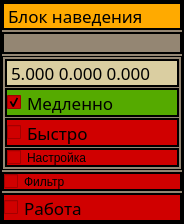
orizonti/AstraTraineeProject, file TraineeProjectSource/ui_files/aimingblockwindow.ui: the form before one commit.
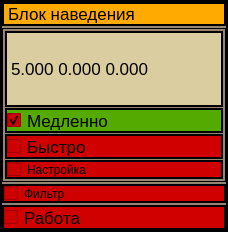
The form after the commit. Icons and pictures are not drawn.

```diff
--- a/TraineeProjectSource/ui_files/aimingblockwindow.ui
+++ b/TraineeProjectSource/ui_files/aimingblockwindow.ui
@@ -6,26 +6,26 @@
    <rect>
     <x>0</x>
     <y>0</y>
-    <width>184</width>
-    <height>224</height>
+    <width>228</width>
+    <height>232</height>
    </rect>
   </property>
+  <property name="sizePolicy">
+   <sizepolicy hsizetype="Minimum" vsizetype="Minimum">
+    <horstretch>0</horstretch>
+    <verstretch>0</verstretch>
+   </sizepolicy>
+  </property>
   <property name="windowTitle">
    <string>AimingBlockWindow</string>
   </property>
   <property name="styleSheet">
-   <string notr="true">QWidget
-{
-border: 2px solid line black;
-	background-color: rgb(148, 134, 115);
-	font: 13pt &quot;Sans Serif&quot;;
-}
-QLineEdit
-{
-border: 2px solid line black;
-	
-	background-color: rgb(227, 227, 227);
-}</string>
+   <string notr="true">QWidget{border: 2px solid line black; background-color: rgb(148, 134, 115); font: 13pt &quot;Sans Serif&quot;;}
+QLineEdit{border: 2px solid line black;background-color: rgb(227, 227, 227);}
+QCheckBox{border: 2px solid line black;background-color: rgb(208, 0, 0);}
+QCheckBox::checked{border: 2px solid line black; background-color: rgb(85, 170, 0);}
+QLabel{background-color: rgb(218, 206, 161);}
+</string>
   </property>
   <layout class="QGridLayout" name="gridLayout">
    <property name="leftMargin">
@@ -44,64 +44,6 @@
     <number>2</number>
    </property>
    <item row="1" column="0">
-    <widget class="QLabel" name="label_2">
-     <property name="sizePolicy">
-      <sizepolicy hsizetype="Maximum" vsizetype="Preferred">
-       <horstretch>0</horstretch>
-       <verstretch>0</verstretch>
-      </sizepolicy>
-     </property>
-     <property name="maximumSize">
-      <size>
-       <width>200</width>
-       <height>70</height>
-      </size>
-     </property>
-     <property name="text">
-      <string/>
-     </property>
-     <property name="pixmap">
-      <pixmap>:/MainControllerQClass/TrainerPictures/Контроллер3.png</pixmap>
-     </property>
-     <property name="scaledContents">
-      <bool>true</bool>
-     </property>
-     <property name="alignment">
-      <set>Qt::AlignCenter</set>
-     </property>
-    </widget>
-   </item>
-   <item row="0" column="0">
-    <widget class="QLabel" name="label">
-     <property name="sizePolicy">
-      <sizepolicy hsizetype="Preferred" vsizetype="Maximum">
-       <horstretch>0</horstretch>
-       <verstretch>0</verstretch>
-      </sizepolicy>
-     </property>
-     <property name="font">
-      <font>
-       <family>Sans Serif</family>
-       <pointsize>13</pointsize>
-       <weight>50</weight>
-       <italic>false</italic>
-       <bold>false</bold>
-      </font>
-     </property>
-     <property name="styleSheet">
-      <string notr="true">QLabel
-{
-border: 2px solid line black;
-	
-	background-color: rgb(255, 170, 0);
-}</string>
-     </property>
-     <property name="text">
-      <string>Блок наведения</string>
-     </property>
-    </widget>
-   </item>
-   <item row="2" column="0">
     <widget class="QGroupBox" name="groupBox">
      <property name="styleSheet">
       <string notr="true">QGroupBox
@@ -157,20 +99,13 @@
        <widget class="QLabel" name="labelPidParam">
         <property name="font">
          <font>
-          <family>Sans Serif</family>
           <pointsize>13</pointsize>
-          <weight>50</weight>
           <italic>false</italic>
           <bold>false</bold>
          </font>
         </property>
         <property name="styleSheet">
-         <string notr="true">QLabel
-{
-  
-	font: 13pt &quot;Sans Serif&quot;;
-	background-color: rgb(218, 206, 161);
-}</string>
+         <string notr="true"/>
         </property>
         <property name="text">
          <string>5.000 0.000 0.000</string>
@@ -181,29 +116,11 @@
        <widget class="QCheckBox" name="checkMoveSlowPID">
         <property name="font">
          <font>
-          <family>Sans Serif</family>
           <pointsize>13</pointsize>
-          <weight>50</weight>
           <italic>false</italic>
           <bold>false</bold>
          </font>
         </property>
-        <property name="styleSheet">
-         <string notr="true">QCheckBox
-{
-border: 2px solid line black;
-	
-	
-	background-color: rgb(208, 0, 0);
-}
-
-QCheckBox::checked
-{
-border: 2px solid line black;
-	
-	background-color: rgb(85, 170, 0);
-}</string>
-        </property>
         <property name="text">
          <string>Медленно</string>
         </property>
@@ -219,29 +136,11 @@
        <widget class="QCheckBox" name="checkMoveFastPID">
         <property name="font">
          <font>
-          <family>Sans Serif</family>
           <pointsize>13</pointsize>
-          <weight>50</weight>
           <italic>false</italic>
           <bold>false</bold>
          </font>
         </property>
-        <property name="styleSheet">
-         <string notr="true">QCheckBox
-{
-border: 2px solid line black;
-	
-	
-	background-color: rgb(208, 0, 0);
-}
-
-QCheckBox::checked
-{
-border: 2px solid line black;
-	
-	background-color: rgb(85, 170, 0);
-}</string>
-        </property>
         <property name="text">
          <string>Быстро</string>
         </property>
@@ -252,22 +151,6 @@
       </item>
       <item>
        <widget class="QCheckBox" name="checkTuningMode">
-        <property name="styleSheet">
-         <string notr="true">QCheckBox
-{
-border: 2px solid line black;
-	
-	
-	background-color: rgb(208, 0, 0);
-}
-
-QCheckBox::checked
-{
-border: 2px solid line black;
-	
-	background-color: rgb(85, 170, 0);
-}</string>
-        </property>
         <property name="text">
          <string>Настройка</string>
         </property>
@@ -279,56 +162,50 @@
      </layout>
     </widget>
    </item>
-   <item row="4" column="0">
+   <item row="0" column="0">
+    <widget class="QLabel" name="label">
+     <property name="sizePolicy">
+      <sizepolicy hsizetype="Preferred" vsizetype="Maximum">
+       <horstretch>0</horstretch>
+       <verstretch>0</verstretch>
+      </sizepolicy>
+     </property>
+     <property name="font">
+      <font>
+       <pointsize>13</pointsize>
+       <italic>false</italic>
+       <bold>false</bold>
+      </font>
+     </property>
+     <property name="styleSheet">
+      <string notr="true">QLabel
+{
+border: 2px solid line black;
+	
+	background-color: rgb(255, 170, 0);
+}</string>
+     </property>
+     <property name="text">
+      <string>Блок наведения</string>
+     </property>
+    </widget>
+   </item>
+   <item row="3" column="0">
     <widget class="QCheckBox" name="checkWorkBlock">
      <property name="font">
       <font>
-       <family>Sans Serif</family>
        <pointsize>13</pointsize>
-       <weight>50</weight>
        <italic>false</italic>
        <bold>false</bold>
       </font>
      </property>
-     <property name="styleSheet">
-      <string notr="true">QCheckBox
-{
-border: 2px solid line black;
-	
-	
-	background-color: rgb(208, 0, 0);
-}
-
-QCheckBox::checked
-{
-border: 2px solid line black;
-	
-	background-color: rgb(85, 170, 0);
-}</string>
-     </property>
      <property name="text">
       <string>Работа</string>
      </property>
     </widget>
    </item>
-   <item row="3" column="0">
+   <item row="2" column="0">
     <widget class="QCheckBox" name="checkBoxFilterOnOff">
-     <property name="styleSheet">
-      <string notr="true">QCheckBox
-{
-border: 2px solid line black;
-	
-	
-	background-color: rgb(208, 0, 0);
-}
-
-QCheckBox::checked
-{
-border: 2px solid line black;
-	
-	background-color: rgb(85, 170, 0);
-}</string>
-     </property>
      <property name="text">
       <string>Фильтр</string>
      </property>
```
